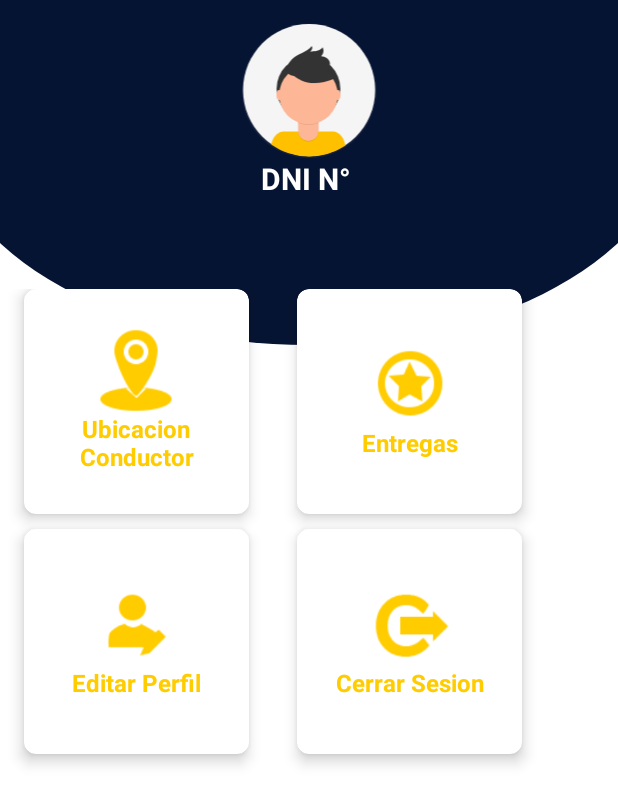
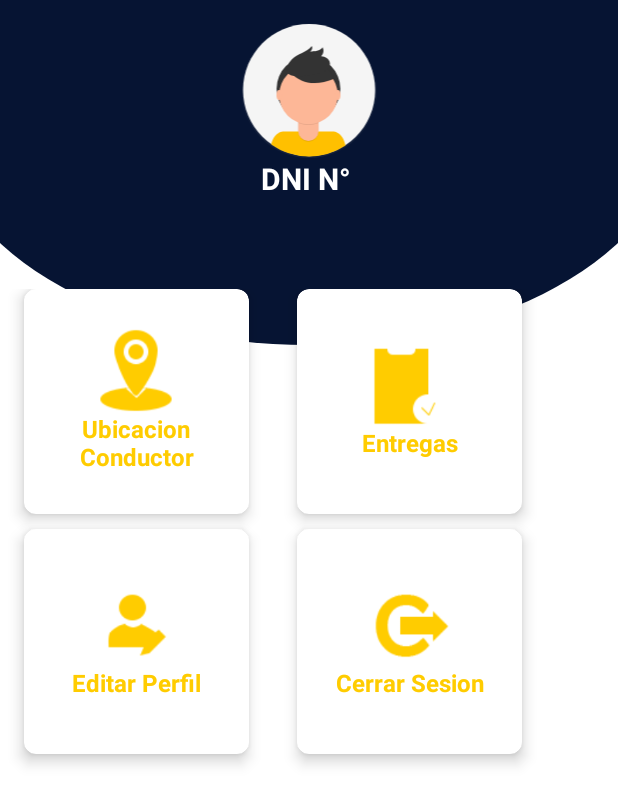
Before and after one commit to joseft-jack18/ThakhiDriver, an Android app: the MainActivity screen opened directly, with no data from a screen before it, on a phone screen of 412 x 824 dp. Shown: the top 804 px of the screen. Run offline under Robolectric (Android 15) with nearby library versions, the phone set to English and light mode, and no system bars; 1 statement that could not run was skipped.

Commit message:
Icono Lista entrega

```diff
--- a/app/src/main/res/layout/activity_main.xml
+++ b/app/src/main/res/layout/activity_main.xml
@@ -128,7 +128,7 @@
                     android:layout_width="60dp"
                     android:layout_height="55dp"
                     android:layout_gravity="center_horizontal"
-                    android:src="@drawable/valoracion" />
+                    android:src="@drawable/listaentrega" />
 
                 <TextView
                     android:layout_width="match_parent"
```
Also changed, not shown: app/src/main/res/drawable/listaentrega.png (added).
